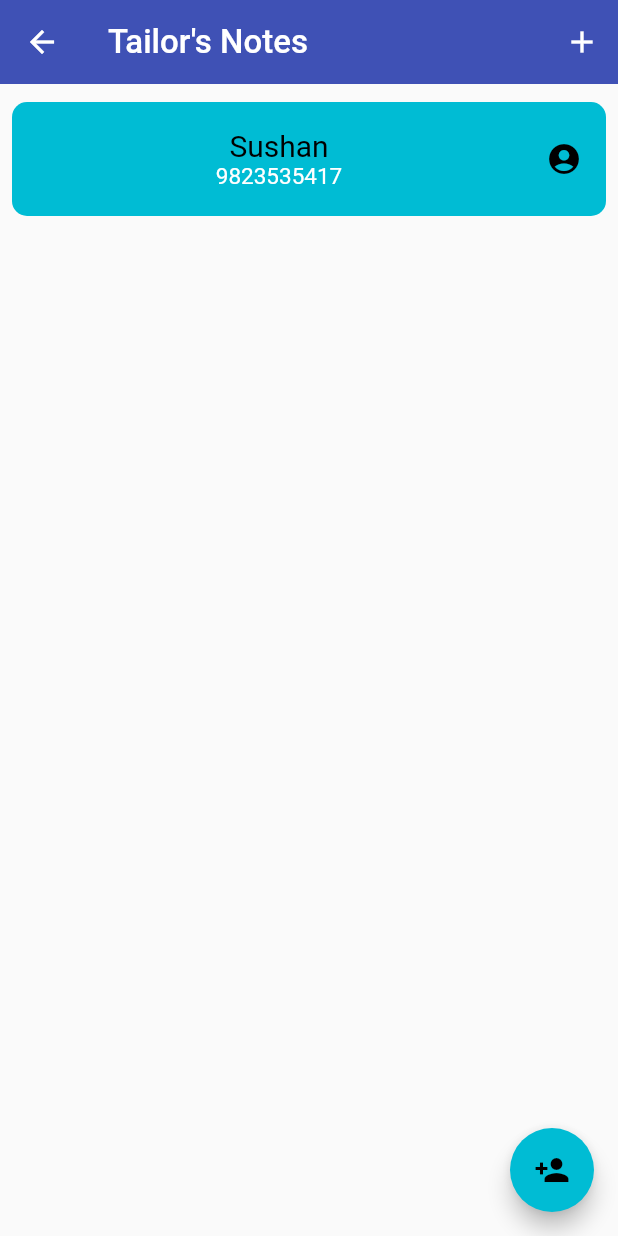
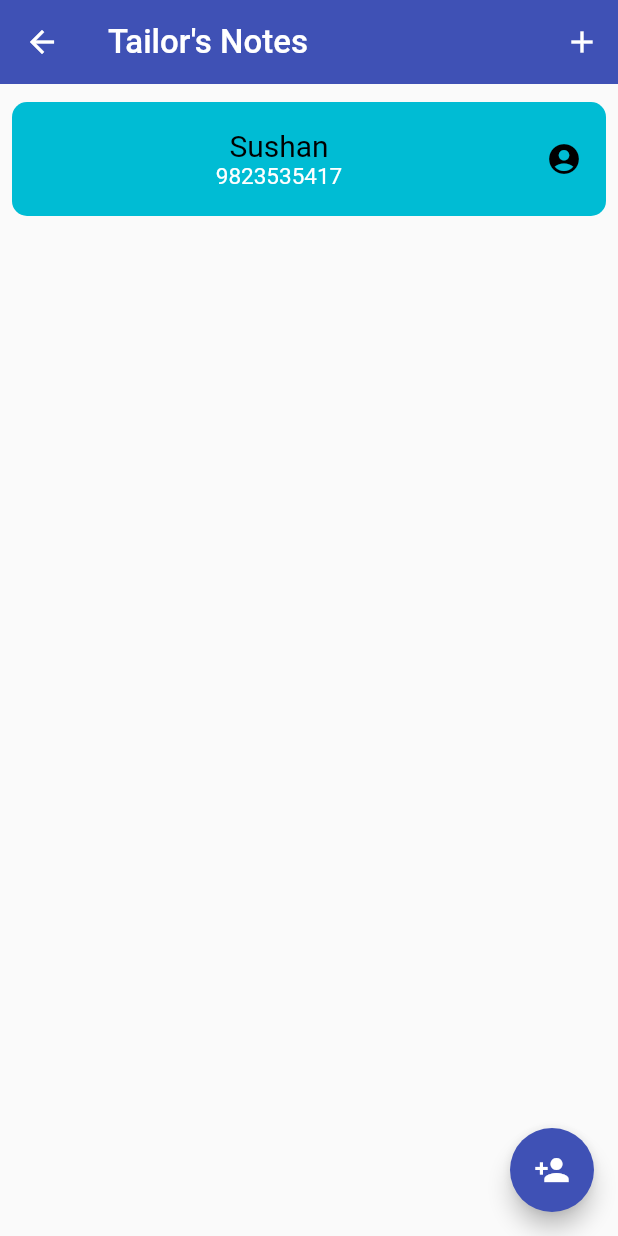
Before and after one commit to SushanShakya/My-First-App, a Flutter app: the HomePage screen opened directly, on a phone screen of 412 x 824 dp. Run offline on Flutter 3.47's test engine with Material 2 defaults, Android fonts, the phone set to English and light mode, and no system bars.

Commit message:
Changes the UI in the home page

```diff
--- a/lib/ui/pages/home.dart
+++ b/lib/ui/pages/home.dart
@@ -41,7 +41,7 @@ class _HomePageState extends State<HomePage> {
                 children: <Widget>[
                   const SizedBox(height: 8.0,),
                   GestureDetector(
-                    onHorizontalDragStart: (_){
+                    onHorizontalDragDown: (_){
                       setState(() {
                         _notes.removeAt(index);
                       });
@@ -93,13 +93,13 @@ class _HomePageState extends State<HomePage> {
                   ),),
                 ),
       floatingActionButton: FloatingActionButton(
-        backgroundColor: Colors.cyan,
+        backgroundColor: Colors.indigo,
         onPressed: (){
             Navigator.push(
               context,
               MaterialPageRoute(builder: (context) => MeasurementForm(Mode.add, null)));
           },
-          child: Icon(Icons.person_add, color: Colors.black,),
+          child: Icon(Icons.person_add, color: Colors.white,),
       ),
     );
   }
```
